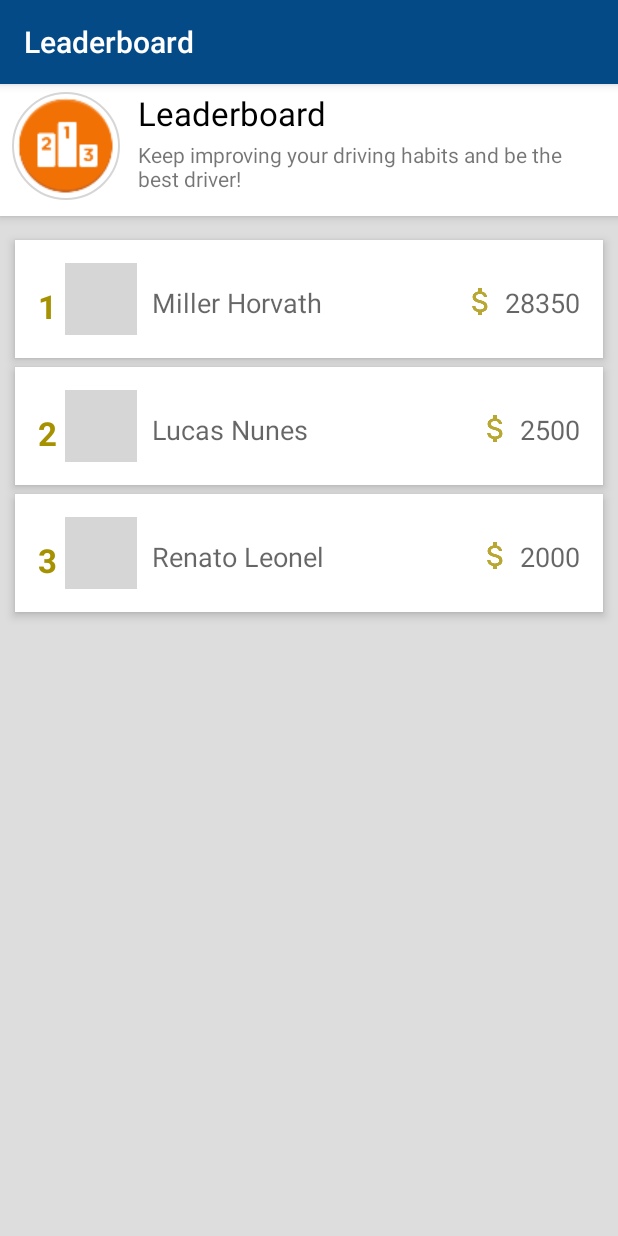
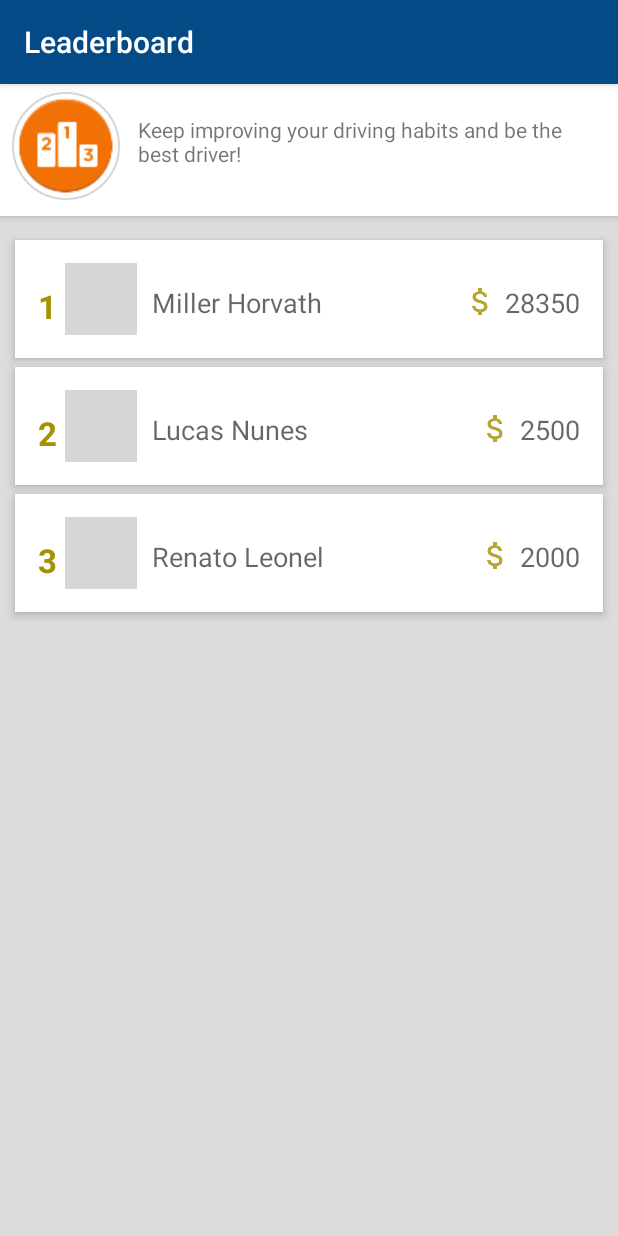
Before and after one commit to jeffersonalvess/CareApp, an Android app: the LeaderboardListActivity screen opened directly, with no data from a screen before it, on a phone screen of 412 x 824 dp. Run offline under Robolectric (Android 15) with nearby library versions, the phone set to English and light mode, and no system bars; our stand-ins replace CircleImageView; grey boxes are pictures that could not be loaded.

Commit message:
Tinder images and new leaderboard design

```diff
--- a/app/src/main/res/layout/leaderboard_top.xml
+++ b/app/src/main/res/layout/leaderboard_top.xml
@@ -93,7 +93,8 @@
                 android:textAppearance="?android:attr/textAppearanceLarge"
                 android:id="@+id/txtContentTitle"
                 android:layout_marginBottom="3dp"
-                android:textColor="@android:color/black" />
+                android:textColor="@android:color/black"
+                android:visibility="gone"/>
 
             <TextView
                 android:layout_width="wrap_content"
```
Also changed, not shown: app/src/main/ic_tinder_dislike-web.png (added), app/src/main/ic_tinder_like-web.png (added), app/src/main/res/mipmap-hdpi/ic_tinder_dislike.png (added), app/src/main/res/mipmap-hdpi/ic_tinder_like.png (added), app/src/main/res/mipmap-mdpi/ic_tinder_dislike.png (added), app/src/main/res/mipmap-mdpi/ic_tinder_like.png (added), app/src/main/res/mipmap-xhdpi/ic_tinder_dislike.png (added), app/src/main/res/mipmap-xhdpi/ic_tinder_like.png (added), app/src/main/res/mipmap-xxhdpi/ic_tinder_dislike.png (added), app/src/main/res/mipmap-xxhdpi/ic_tinder_like.png (added), app/src/main/res/mipmap-xxxhdpi/ic_tinder_dislike.png (added), app/src/main/res/mipmap-xxxhdpi/ic_tinder_like.png (added).
